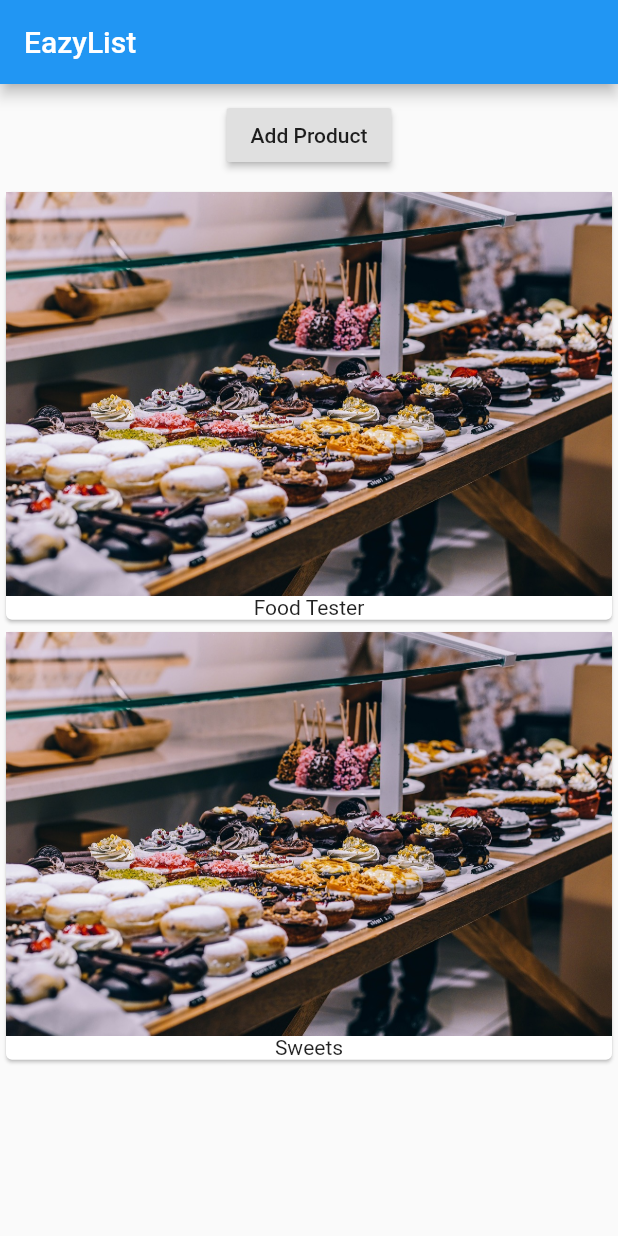
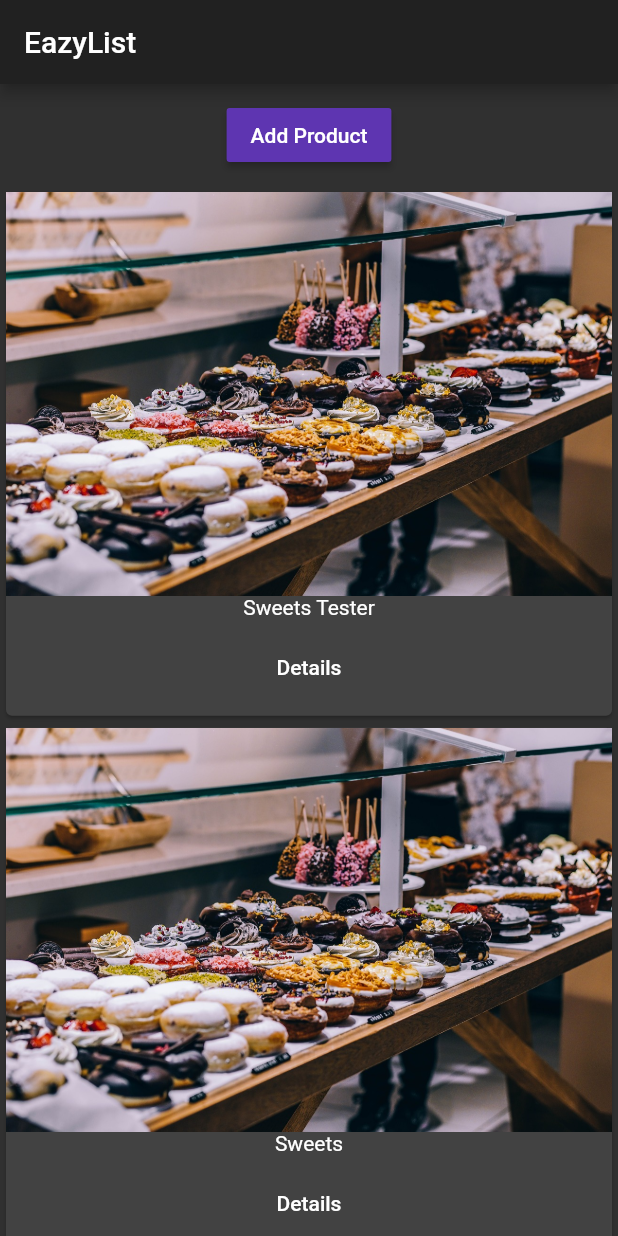
Before and after one commit to kHigasa/flutter_flight, a Flutter app: the screen it shows after launch, after a tap on "Add Product", on a phone screen of 412 x 824 dp. Run offline on Flutter 3.47's test engine with Material 2 defaults, Android fonts, the phone set to English and light mode, and no system bars.

Commit message:
Sat Mar 30 23:06:56 JST 2019

```diff
--- a/lib/main.dart
+++ b/lib/main.dart
@@ -1,6 +1,6 @@
 import 'package:flutter/material.dart';
 
-import './product_manager.dart';
+import './pages/home.dart';
 
 void main() => runApp(MyApp());
 
@@ -8,12 +8,12 @@ class MyApp extends StatelessWidget {
   @override
   Widget build(BuildContext context) {
     return MaterialApp(
-      home: Scaffold(
-        appBar: AppBar(
-          title: Text('EazyList'),
-        ),
-        body: ProductManager('Food Tester'),
+      theme: ThemeData(
+        brightness: Brightness.dark,
+        primarySwatch: Colors.deepPurple,
+        accentColor: Colors.tealAccent
       ),
+      home: HomePage(),
     );
   }
 }
--- /dev/null
+++ b/lib/pages/home.dart
@@ -0,0 +1,16 @@
+import 'package:flutter/material.dart';
+
+import '../product_manager.dart';
+
+class HomePage extends StatelessWidget {
+  @override
+  Widget build(BuildContext context) {
+    // TODO: implement build
+    return Scaffold(
+      appBar: AppBar(
+        title: Text('EazyList'),
+      ),
+      body: ProductManager(),
+    );
+  }
+}
--- /dev/null
+++ b/lib/pages/product.dart
@@ -0,0 +1,31 @@
+import 'package:flutter/material.dart';
+
+class ProductPage extends StatelessWidget {
+  @override
+  Widget build(BuildContext context) {
+    // TODO: implement build
+    return Scaffold(
+      appBar: AppBar(
+        title: Text('Product Detail'),
+      ),
+      body: Column(
+        crossAxisAlignment: CrossAxisAlignment.center,
+        children: <Widget>[
+          Image.asset('assets/food.jpg'),
+          Container(
+            padding: EdgeInsets.all(10.0),
+            child: Text('Details.'),
+          ),
+          Container(
+            padding: EdgeInsets.all(10.0),
+            child: RaisedButton(
+              color: Theme.of(context).accentColor,
+              child: Text('BACK'),
+              onPressed: () => Navigator.pop(context),
+            ),
+          )
+        ],
+      ),
+    );
+  }
+}
--- a/lib/product_manager.dart
+++ b/lib/product_manager.dart
@@ -6,7 +6,7 @@ import './product_control.dart';
 class ProductManager extends StatefulWidget {
   final String startingProduct;
 
-  ProductManager(this.startingProduct);
+  ProductManager({this.startingProduct = 'Sweets Tester'});
 
   @override
   State<StatefulWidget> createState() {
@@ -21,7 +21,9 @@ class _ProductManagerState extends State<ProductManager> {
   @override
   void initState() {
     super.initState();
-    _products.add(widget.startingProduct);
+    if (widget.startingProduct != null) {
+      _products.add(widget.startingProduct);
+    }
   }
 
   @override
@@ -44,7 +46,9 @@ class _ProductManagerState extends State<ProductManager> {
           margin: EdgeInsets.all(10.0),
           child: ProductControl(_addProduct),
         ),
-        Products(_products)
+        Expanded(
+            child: Products(_products)
+        )
       ],
     );
   }
--- a/lib/products.dart
+++ b/lib/products.dart
@@ -1,23 +1,54 @@
 import 'package:flutter/material.dart';
+
+import './pages/product.dart';
 
 class Products extends StatelessWidget {
   final List<String> products;
 
   Products(this.products);
 
+  Widget _buildProductItem(BuildContext context, int index) {
+    return Card(
+      child: Column(
+        children: <Widget>[
+          Image.asset('assets/food.jpg'),
+          Text(products[index]),
+          ButtonBar(
+            alignment: MainAxisAlignment.center,
+            children: <Widget>[
+              FlatButton(
+                child: Text('Details'),
+                onPressed: () => Navigator.push(
+                  context,
+                  MaterialPageRoute(
+                    builder: (BuildContext context) => ProductPage(),
+                  ),
+                ),
+              )
+            ],
+          )
+        ],
+      ),
+    );
+  }
+
+  Widget _buildProductList() {
+    Widget productCards;
+    if (products.length > 0) {
+      productCards = ListView.builder(
+        itemBuilder: _buildProductItem,
+        itemCount: products.length,
+      );
+    } else {
+      productCards = Center(
+        child: Text('No products'),
+      );
+    }
+    return productCards;
+  }
+
   @override
   Widget build(BuildContext context) {
-    return Column(
-      children: products
-          .map((element) => Card(
-            child: Column(
-              children: <Widget>[
-                Image.asset('assets/food.jpg'),
-                Text(element)
-              ],
-            ),
-          ))
-          .toList(),
-    );
+    return _buildProductList();
   }
 }
```
